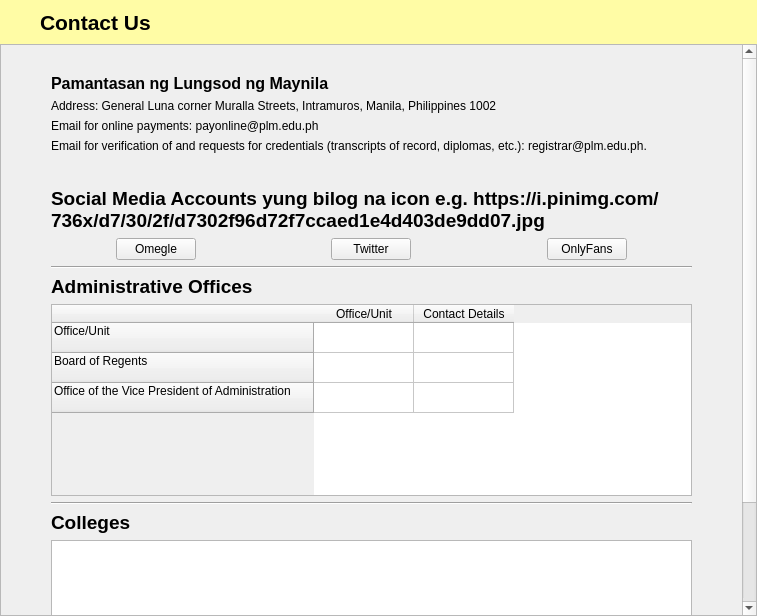
Qt form informationwindowcontactus.ui (PeteCastle/SoftwareDesignCaseStudy) before a commit.
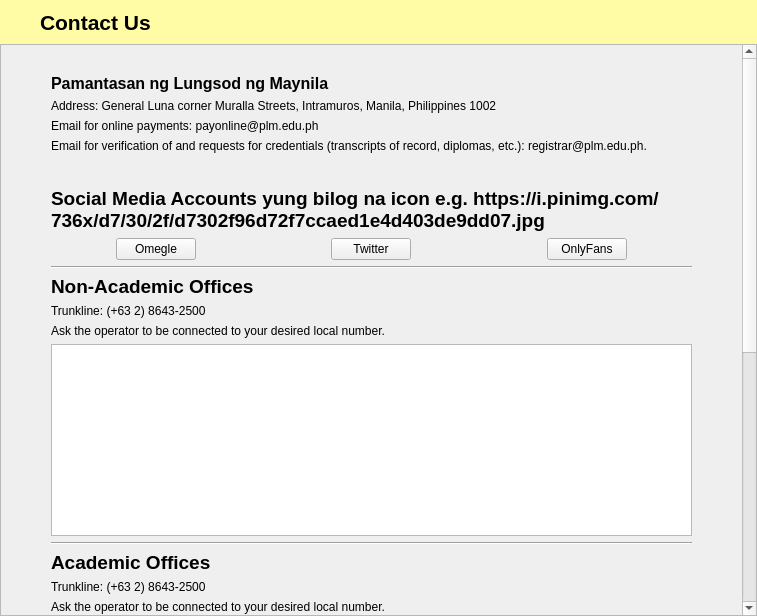
The same form after that commit.

Diff of the .ui file:
```diff
--- a/informationwindowcontactus.ui
+++ b/informationwindowcontactus.ui
@@ -91,9 +91,9 @@
       <property name="geometry">
        <rect>
         <x>0</x>
-        <y>0</y>
+        <y>-146</y>
         <width>741</width>
-        <height>735</height>
+        <height>1103</height>
        </rect>
       </property>
       <layout class="QVBoxLayout" name="verticalLayout_2">
@@ -230,40 +230,41 @@
           </font>
          </property>
          <property name="text">
-          <string>Administrative Offices</string>
+          <string>Non-Academic Offices</string>
          </property>
         </widget>
        </item>
        <item>
-        <widget class="QTableWidget" name="tableWidget">
-         <row>
-          <property name="text">
-           <string>Office/Unit
-</string>
-          </property>
-         </row>
-         <row>
-          <property name="text">
-           <string>Board of Regents
-</string>
-          </property>
-         </row>
-         <row>
-          <property name="text">
-           <string>Office of the Vice President of Administration
-</string>
-          </property>
-         </row>
-         <column>
-          <property name="text">
-           <string>Office/Unit</string>
-          </property>
-         </column>
-         <column>
-          <property name="text">
-           <string>Contact Details</string>
-          </property>
-         </column>
+        <widget class="QLabel" name="label_10">
+         <property name="text">
+          <string>Trunkline: (+63 2) 8643-2500</string>
+         </property>
+        </widget>
+       </item>
+       <item>
+        <widget class="QLabel" name="label_11">
+         <property name="text">
+          <string>Ask the operator to be connected to your desired local number.</string>
+         </property>
+        </widget>
+       </item>
+       <item>
+        <widget class="QTableView" name="NonAcadsTable">
+         <property name="sortingEnabled">
+          <bool>true</bool>
+         </property>
+         <attribute name="horizontalHeaderCascadingSectionResizes">
+          <bool>false</bool>
+         </attribute>
+         <attribute name="horizontalHeaderStretchLastSection">
+          <bool>true</bool>
+         </attribute>
+         <attribute name="verticalHeaderCascadingSectionResizes">
+          <bool>true</bool>
+         </attribute>
+         <attribute name="verticalHeaderStretchLastSection">
+          <bool>true</bool>
+         </attribute>
         </widget>
        </item>
        <item>
@@ -282,12 +283,63 @@
           </font>
          </property>
          <property name="text">
-          <string>Colleges</string>
+          <string>Academic Offices</string>
          </property>
         </widget>
        </item>
        <item>
-        <widget class="QTableWidget" name="tableWidget_2"/>
+        <widget class="QLabel" name="label_12">
+         <property name="text">
+          <string>Trunkline: (+63 2) 8643-2500</string>
+         </property>
+        </widget>
+       </item>
+       <item>
+        <widget class="QLabel" name="label_13">
+         <property name="text">
+          <string>Ask the operator to be connected to your desired local number.</string>
+         </property>
+        </widget>
+       </item>
+       <item>
+        <widget class="QTableView" name="AcadsTable"/>
+       </item>
+       <item>
+        <widget class="Line" name="line_3">
+         <property name="orientation">
+          <enum>Qt::Horizontal</enum>
+         </property>
+        </widget>
+       </item>
+       <item>
+        <widget class="QLabel" name="label_9">
+         <property name="font">
+          <font>
+           <pointsize>14</pointsize>
+           <bold>true</bold>
+          </font>
+         </property>
+         <property name="text">
+          <string>Other Offices</string>
+         </property>
+        </widget>
+       </item>
+       <item>
+        <widget class="QLabel" name="label_14">
+         <property name="text">
+          <string>Trunkline: (+63 2) 8643-2500</string>
+         </property>
+        </widget>
+       </item>
+       <item>
+        <widget class="QLabel" name="label_15">
+         <property name="text">
+          <string>Ask the operator to be connected to your desired local number.</string>
+         </property>
+        </widget>
+       </item>
+       <item>
+        <widget class="QTableView" name="OthersTable"/>
        </item>
       </layout>
      </widget>
```
